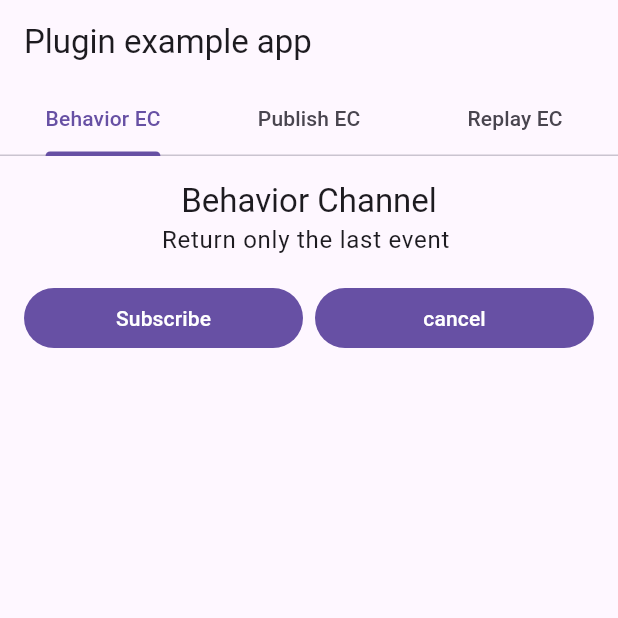
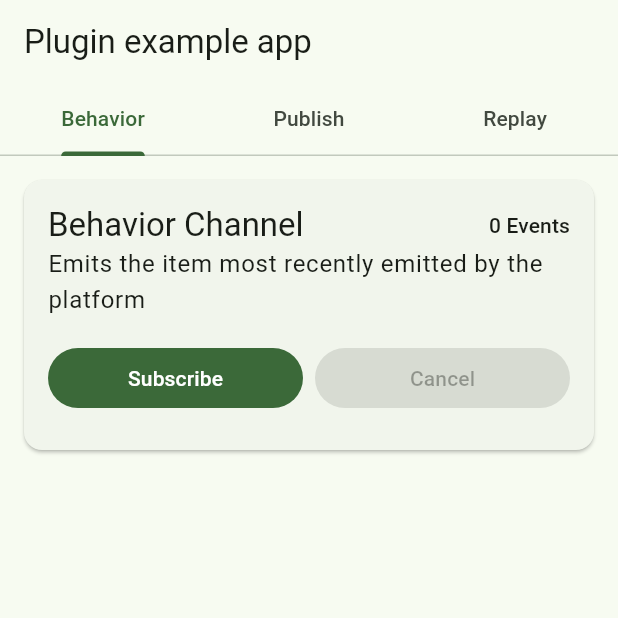
Before and after one commit to m7mdra/rx_event_channel, a Flutter app: the screen it shows after launch, on a phone screen of 412 x 824 dp, the top half of it. Run offline on Flutter 3.47's test engine with Material 3 defaults, Android fonts, the phone set to English and light mode, and no system bars; our stand-ins replace plugin_platform_interface, preload_page_view, rxdart.

Commit message:
improve example and readme

```diff
--- a/example_plugin/example/lib/main.dart
+++ b/example_plugin/example/lib/main.dart
@@ -23,14 +23,16 @@ class _MyAppState extends State<MyApp> with TickerProviderStateMixin {
   @override
   Widget build(BuildContext context) {
     return MaterialApp(
+      theme:
+          ThemeData(colorScheme: ColorScheme.fromSeed(seedColor: Colors.green)),
       home: Scaffold(
         appBar: AppBar(
           title: const Text('Plugin example app'),
           bottom: TabBar(
             tabs: const [
-              Tab(text: 'Behavior EC'),
-              Tab(text: 'Publish EC'),
-              Tab(text: 'Replay EC'),
+              Tab(text: 'Behavior'),
+              Tab(text: 'Publish'),
+              Tab(text: 'Replay'),
             ],
             controller: _tabController,
             onTap: (tab) {
@@ -78,18 +80,29 @@ class _SubjectConsumerWidgetState extends State<SubjectConsumerWidget>
     with AutomaticKeepAliveClientMixin {
   final list = <int>[];
   StreamSubscription<int>? subscription;
+  final _scrollController = ScrollController();
+  bool started = false;
 
   void subscribe() {
     subscription = widget.stream.listen((newData) {
       setState(() {
+        started = true;
         list.add(newData);
       });
     });
   }
 
+  void unsubscribe() {
+    setState(() {
+      list.clear();
+      started = false;
+    });
+    subscription?.cancel();
+  }
+
   @override
   void dispose() {
-    subscription?.cancel();
+    unsubscribe();
     super.dispose();
   }
 
@@ -100,14 +113,32 @@ class _SubjectConsumerWidgetState extends State<SubjectConsumerWidget>
       padding: const EdgeInsets.all(16.0),
       child: Column(
         children: [
+          Card(
+            margin: EdgeInsets.zero,
+            child: Padding(
+              padding: const EdgeInsets.all(16.0),
+              child: Column(
+                crossAxisAlignment: CrossAxisAlignment.start,
+                children: [
+                  Row(
+                    children: [
                       _title(context),
+                      const Spacer(),
+                      Text(
+                        '${list.length} Events',
+                        style: Theme.of(context).textTheme.labelLarge,
+                      )
+                    ],
+                  ),
                   _subtitle(context),
                   const SizedBox(height: 16),
                   Row(
                     children: [
                       Expanded(
                         child: FilledButton(
-                    onPressed: () {
+                            onPressed: started
+                                ? null
+                                : () {
                                     subscribe();
                                   },
                             child: const Text('Subscribe')),
@@ -115,23 +146,35 @@ class _SubjectConsumerWidgetState extends State<SubjectConsumerWidget>
                       const SizedBox(width: 8),
                       Expanded(
                         child: FilledButton(
-                    onPressed: () {
+                            onPressed: started
+                                ? () {
                                     setState(() {
-                        subscription?.cancel();
-                        setState(() {
-                          list.clear();
+                                      unsubscribe();
                                     });
-                      });
-                    },
-                    child: const Text('cancel')),
+                                  }
+                                : null,
+                            child: const Text('Cancel')),
                       ),
                     ],
                   ),
+                  const SizedBox(height: 8),
+                ],
+              ),
+            ),
+          ),
           Flexible(
             child: ListView.builder(
+              padding: const EdgeInsets.only(top: 16),
+              controller: _scrollController,
               itemCount: list.length,
               itemBuilder: (context, index) {
-                return Text("item${list[index]}");
+                return ListTile(
+                  title: Text("item ${list[index]}"),
+                  shape: RoundedRectangleBorder(
+                    side: BorderSide(color: Colors.grey.withOpacity(0.5)),
+                    borderRadius: BorderRadius.circular(8),
+                  ),
+                );
               },
             ),
           ),
@@ -163,11 +206,13 @@ class _SubjectConsumerWidgetState extends State<SubjectConsumerWidget>
     String text;
     switch (widget.type) {
       case ConsumerType.behavior:
-        text = 'Return only the last event ';
+        text = 'Emits the item most recently emitted by the platform';
       case ConsumerType.publish:
-        text = 'Return only the new event';
+        text =
+            'Emits only those items that are emitted by the platform subsequent to the time of the subscription. ';
       case ConsumerType.replay:
-        text = 'Return All event';
+        text =
+            'Emits All event that were emitted by platform regardless of when the subscription starts.';
     }
     return Text(
       text,
```
Also changed, not shown: lib/src/subjects/subject_event_channel.dart (+59 -20 lines), 2 other files. Lines whose indentation alone changed are shown as unchanged.
